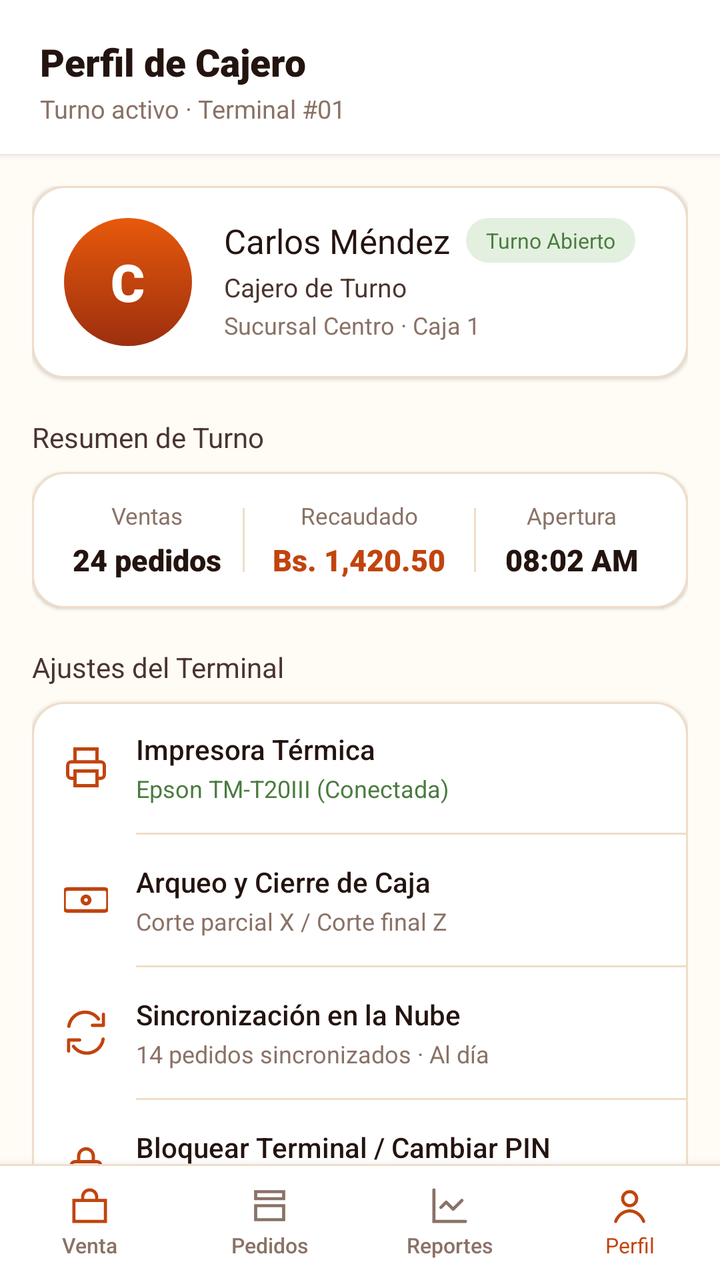
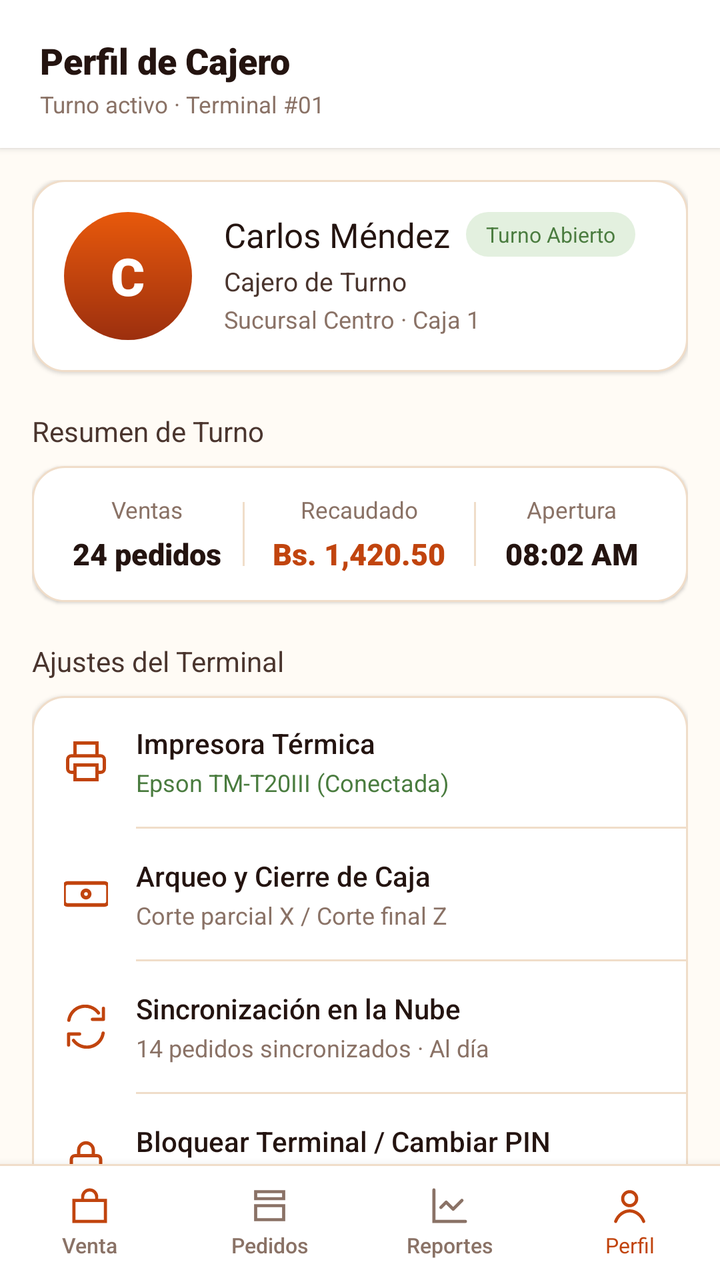

The first picture is an Android layout as it rendered before a commit; the second is the same layout after the commit. The layout source and the unified diff follow.
<!-- AndroidManifest.xml: application theme Theme.Pollogithub -->
<!-- res/layout/activity_perfil.xml -->
<?xml version="1.0" encoding="utf-8"?>
<androidx.constraintlayout.widget.ConstraintLayout xmlns:android="http://schemas.android.com/apk/res/android"
    xmlns:app="http://schemas.android.com/apk/res-auto"
    xmlns:tools="http://schemas.android.com/tools"
    android:id="@+id/mainPerfil"
    android:layout_width="match_parent"
    android:layout_height="match_parent"
    android:background="@color/paper_50"
    tools:context=".PerfilActivity">

    
    <LinearLayout
        android:id="@+id/headerPerfil"
        android:layout_width="match_parent"
        android:layout_height="wrap_content"
        android:background="@color/white"
        android:elevation="2dp"
        android:orientation="vertical"
        android:paddingHorizontal="20dp"
        android:paddingTop="18dp"
        android:paddingBottom="14dp"
        app:layout_constraintEnd_toEndOf="parent"
        app:layout_constraintStart_toStartOf="parent"
        app:layout_constraintTop_toTopOf="parent">

        <TextView
            android:layout_width="wrap_content"
            android:layout_height="wrap_content"
            android:fontFamily="sans-serif-black"
            android:text="@string/title_profile"
            android:textColor="@color/char_900"
            android:textSize="19sp" />

        <TextView
            android:layout_width="wrap_content"
            android:layout_height="wrap_content"
            android:layout_marginTop="2dp"
            android:fontFamily="sans-serif"
            android:text="@string/subtitle_profile"
            android:textColor="@color/char_400"
            android:textSize="12.5sp" />
    </LinearLayout>

    
    <androidx.core.widget.NestedScrollView
        android:layout_width="match_parent"
        android:layout_height="0dp"
        android:clipToPadding="false"
        android:paddingBottom="24dp"
        app:layout_constraintBottom_toTopOf="@id/bottomNav"
        app:layout_constraintTop_toBottomOf="@id/headerPerfil">

        <LinearLayout
            android:layout_width="match_parent"
            android:layout_height="wrap_content"
            android:orientation="vertical"
            android:paddingHorizontal="16dp"
            android:paddingTop="16dp">

            
            <LinearLayout
                android:layout_width="match_parent"
                android:layout_height="wrap_content"
                android:background="@drawable/bg_profile_card"
                android:elevation="1dp"
                android:orientation="horizontal"
                android:padding="16dp">

                
                <FrameLayout
                    android:layout_width="64dp"
                    android:layout_height="64dp"
                    android:background="@drawable/bg_avatar_circle">

                    <TextView
                        android:id="@+id/tvProfileAvatarInitial"
                        android:layout_width="wrap_content"
                        android:layout_height="wrap_content"
                        android:layout_gravity="center"
                        android:fontFamily="sans-serif-black"
                        android:text="C"
                        android:textColor="@color/white"
                        android:textSize="26sp" />
                </FrameLayout>

                <LinearLayout
                    android:layout_width="0dp"
                    android:layout_height="wrap_content"
                    android:layout_marginStart="16dp"
                    android:layout_weight="1"
                    android:orientation="vertical">

                    <LinearLayout
                        android:layout_width="wrap_content"
                        android:layout_height="wrap_content"
                        android:gravity="center_vertical"
                        android:orientation="horizontal">

                        <TextView
                            android:id="@+id/tvProfileName"
                            android:layout_width="wrap_content"
                            android:layout_height="wrap_content"
                            android:fontFamily="sans-serif-bold"
                            android:text="Carlos Méndez"
                            android:textColor="@color/char_900"
                            android:textSize="17sp" />

                        <TextView
                            android:layout_width="wrap_content"
                            android:layout_height="wrap_content"
                            android:layout_marginStart="8dp"
                            android:background="@drawable/bg_badge_active_shift"
                            android:fontFamily="sans-serif-bold"
                            android:text="@string/status_shift_active"
                            android:textColor="@color/ok_600"
                            android:textSize="10.5sp" />
                    </LinearLayout>

                    <TextView
                        android:id="@+id/tvProfileRole"
                        android:layout_width="wrap_content"
                        android:layout_height="wrap_content"
                        android:layout_marginTop="3dp"
                        android:fontFamily="sans-serif"
                        android:text="@string/profile_role_default"
                        android:textColor="@color/char_700"
                        android:textSize="13sp" />

                    <TextView
                        android:id="@+id/tvProfileBranch"
                        android:layout_width="wrap_content"
                        android:layout_height="wrap_content"
                        android:layout_marginTop="2dp"
                        android:fontFamily="sans-serif"
                        android:text="@string/profile_branch_default"
                        android:textColor="@color/char_400"
                        android:textSize="12sp" />
                </LinearLayout>
            </LinearLayout>

            
            <TextView
                android:layout_width="wrap_content"
                android:layout_height="wrap_content"
                android:layout_marginTop="20dp"
                android:layout_marginBottom="8dp"
                android:fontFamily="sans-serif-bold"
                android:text="@string/section_shift_stats"
                android:textColor="@color/char_700"
                android:textSize="14sp" />

            <LinearLayout
                android:layout_width="match_parent"
                android:layout_height="wrap_content"
                android:background="@drawable/bg_profile_card"
                android:elevation="1dp"
                android:orientation="horizontal"
                android:paddingVertical="14dp"
                android:paddingHorizontal="10dp">

                
                <LinearLayout
                    android:layout_width="0dp"
                    android:layout_height="wrap_content"
                    android:layout_weight="1"
                    android:gravity="center"
                    android:orientation="vertical">

                    <TextView
                        android:layout_width="wrap_content"
                        android:layout_height="wrap_content"
                        android:fontFamily="sans-serif"
                        android:text="@string/label_stat_sales"
                        android:textColor="@color/char_400"
                        android:textSize="11.5sp" />

                    <TextView
                        android:layout_width="wrap_content"
                        android:layout_height="wrap_content"
                        android:layout_marginTop="4dp"
                        android:fontFamily="sans-serif-black"
                        android:text="@string/value_stat_sales"
                        android:textColor="@color/char_900"
                        android:textSize="15sp" />
                </LinearLayout>

                <View
                    android:layout_width="1dp"
                    android:layout_height="32dp"
                    android:layout_gravity="center_vertical"
                    android:background="@color/line_color" />

                
                <LinearLayout
                    android:layout_width="0dp"
                    android:layout_height="wrap_content"
                    android:layout_weight="1.2"
                    android:gravity="center"
                    android:orientation="vertical">

                    <TextView
                        android:layout_width="wrap_content"
                        android:layout_height="wrap_content"
                        android:fontFamily="sans-serif"
                        android:text="@string/label_stat_total"
                        android:textColor="@color/char_400"
                        android:textSize="11.5sp" />

                    <TextView
                        android:layout_width="wrap_content"
                        android:layout_height="wrap_content"
                        android:layout_marginTop="4dp"
                        android:fontFamily="sans-serif-black"
                        android:text="@string/value_stat_total"
                        android:textColor="@color/ember_600"
                        android:textSize="15sp" />
                </LinearLayout>

                <View
                    android:layout_width="1dp"
                    android:layout_height="32dp"
                    android:layout_gravity="center_vertical"
                    android:background="@color/line_color" />

                
                <LinearLayout
                    android:layout_width="0dp"
                    android:layout_height="wrap_content"
                    android:layout_weight="1"
                    android:gravity="center"
                    android:orientation="vertical">

                    <TextView
                        android:layout_width="wrap_content"
                        android:layout_height="wrap_content"
                        android:fontFamily="sans-serif"
                        android:text="@string/label_stat_start"
                        android:textColor="@color/char_400"
                        android:textSize="11.5sp" />

                    <TextView
                        android:layout_width="wrap_content"
                        android:layout_height="wrap_content"
                        android:layout_marginTop="4dp"
                        android:fontFamily="sans-serif-black"
                        android:text="@string/value_stat_start"
                        android:textColor="@color/char_900"
                        android:textSize="15sp" />
                </LinearLayout>
            </LinearLayout>

            
            <TextView
                android:layout_width="wrap_content"
                android:layout_height="wrap_content"
                android:layout_marginTop="20dp"
                android:layout_marginBottom="8dp"
                android:fontFamily="sans-serif-bold"
                android:text="@string/section_terminal_settings"
                android:textColor="@color/char_700"
                android:textSize="14sp" />

            <LinearLayout
                android:layout_width="match_parent"
                android:layout_height="wrap_content"
                android:background="@drawable/bg_profile_card"
                android:elevation="1dp"
                android:orientation="vertical">

                
                <LinearLayout
                    android:id="@+id/btnSettingPrinter"
                    android:layout_width="match_parent"
                    android:layout_height="wrap_content"
                    android:background="?android:attr/selectableItemBackground"
                    android:clickable="true"
                    android:focusable="true"
                    android:gravity="center_vertical"
                    android:orientation="horizontal"
                    android:paddingHorizontal="16dp"
                    android:paddingVertical="14dp">

                    <ImageView
                        android:layout_width="22dp"
                        android:layout_height="22dp"
                        android:contentDescription="@string/item_printer_title"
                        android:src="@drawable/ic_printer"
                        app:tint="@color/ember_600" />

                    <LinearLayout
                        android:layout_width="0dp"
                        android:layout_height="wrap_content"
                        android:layout_marginStart="14dp"
                        android:layout_weight="1"
                        android:orientation="vertical">

                        <TextView
                            android:layout_width="wrap_content"
                            android:layout_height="wrap_content"
                            android:fontFamily="sans-serif-medium"
                            android:text="@string/item_printer_title"
                            android:textColor="@color/char_900"
                            android:textSize="14sp" />

                        <TextView
                            android:layout_width="wrap_content"
                            android:layout_height="wrap_content"
                            android:layout_marginTop="2dp"
                            android:fontFamily="sans-serif"
                            android:text="@string/item_printer_subtitle"
                            android:textColor="@color/ok_600"
                            android:textSize="12sp" />
                    </LinearLayout>

                    <ImageView
                        android:layout_width="16dp"
                        android:layout_height="16dp"
                        android:contentDescription="@null"
                        android:src="@drawable/ic_chevron_right" />
                </LinearLayout>

                <View
                    android:layout_width="match_parent"
                    android:layout_height="1dp"
                    android:layout_marginStart="52dp"
                    android:background="@color/line_color" />

                
                <LinearLayout
                    android:id="@+id/btnSettingCashCut"
                    android:layout_width="match_parent"
                    android:layout_height="wrap_content"
                    android:background="?android:attr/selectableItemBackground"
                    android:clickable="true"
                    android:focusable="true"
                    android:gravity="center_vertical"
                    android:orientation="horizontal"
                    android:paddingHorizontal="16dp"
                    android:paddingVertical="14dp">

                    <ImageView
                        android:layout_width="22dp"
                        android:layout_height="22dp"
                        android:contentDescription="@string/item_cash_cut_title"
                        android:src="@drawable/ic_cash_register"
                        app:tint="@color/ember_600" />

                    <LinearLayout
                        android:layout_width="0dp"
                        android:layout_height="wrap_content"
                        android:layout_marginStart="14dp"
                        android:layout_weight="1"
                        android:orientation="vertical">

                        <TextView
                            android:layout_width="wrap_content"
                            android:layout_height="wrap_content"
                            android:fontFamily="sans-serif-medium"
                            android:text="@string/item_cash_cut_title"
                            android:textColor="@color/char_900"
                            android:textSize="14sp" />

                        <TextView
                            android:layout_width="wrap_content"
                            android:layout_height="wrap_content"
                            android:layout_marginTop="2dp"
                            android:fontFamily="sans-serif"
                            android:text="@string/item_cash_cut_subtitle"
                            android:textColor="@color/char_400"
                            android:textSize="12sp" />
                    </LinearLayout>

                    <ImageView
                        android:layout_width="16dp"
                        android:layout_height="16dp"
                        android:contentDescription="@null"
                        android:src="@drawable/ic_chevron_right" />
                </LinearLayout>

                <View
                    android:layout_width="match_parent"
                    android:layout_height="1dp"
                    android:layout_marginStart="52dp"
                    android:background="@color/line_color" />

                
                <LinearLayout
                    android:id="@+id/btnSettingSync"
                    android:layout_width="match_parent"
                    android:layout_height="wrap_content"
                    android:background="?android:attr/selectableItemBackground"
                    android:clickable="true"
                    android:focusable="true"
                    android:gravity="center_vertical"
                    android:orientation="horizontal"
                    android:paddingHorizontal="16dp"
                    android:paddingVertical="14dp">

                    <ImageView
                        android:layout_width="22dp"
                        android:layout_height="22dp"
                        android:contentDescription="@string/item_sync_title"
                        android:src="@drawable/ic_sync"
                        app:tint="@color/ember_600" />

                    <LinearLayout
                        android:layout_width="0dp"
                        android:layout_height="wrap_content"
                        android:layout_marginStart="14dp"
                        android:layout_weight="1"
                        android:orientation="vertical">

                        <TextView
                            android:layout_width="wrap_content"
                            android:layout_height="wrap_content"
                            android:fontFamily="sans-serif-medium"
                            android:text="@string/item_sync_title"
                            android:textColor="@color/char_900"
                            android:textSize="14sp" />

                        <TextView
                            android:layout_width="wrap_content"
                            android:layout_height="wrap_content"
                            android:layout_marginTop="2dp"
                            android:fontFamily="sans-serif"
                            android:text="@string/item_sync_subtitle"
                            android:textColor="@color/char_400"
                            android:textSize="12sp" />
                    </LinearLayout>

                    <ImageView
                        android:layout_width="16dp"
                        android:layout_height="16dp"
                        android:contentDescription="@null"
                        android:src="@drawable/ic_chevron_right" />
                </LinearLayout>

                <View
                    android:layout_width="match_parent"
                    android:layout_height="1dp"
                    android:layout_marginStart="52dp"
                    android:background="@color/line_color" />

                
                <LinearLayout
                    android:id="@+id/btnSettingLock"
                    android:layout_width="match_parent"
                    android:layout_height="wrap_content"
                    android:background="?android:attr/selectableItemBackground"
                    android:clickable="true"
                    android:focusable="true"
                    android:gravity="center_vertical"
                    android:orientation="horizontal"
                    android:paddingHorizontal="16dp"
                    android:paddingVertical="14dp">

                    <ImageView
                        android:layout_width="22dp"
                        android:layout_height="22dp"
                        android:contentDescription="@string/item_lock_title"
                        android:src="@drawable/ic_lock"
                        app:tint="@color/ember_600" />

                    <LinearLayout
                        android:layout_width="0dp"
                        android:layout_height="wrap_content"
                        android:layout_marginStart="14dp"
                        android:layout_weight="1"
                        android:orientation="vertical">

                        <TextView
                            android:layout_width="wrap_content"
                            android:layout_height="wrap_content"
                            android:fontFamily="sans-serif-medium"
                            android:text="@string/item_lock_title"
                            android:textColor="@color/char_900"
                            android:textSize="14sp" />

                        <TextView
                            android:layout_width="wrap_content"
                            android:layout_height="wrap_content"
                            android:layout_marginTop="2dp"
                            android:fontFamily="sans-serif"
                            android:text="@string/item_lock_subtitle"
                            android:textColor="@color/char_400"
                            android:textSize="12sp" />
                    </LinearLayout>

                    <ImageView
                        android:layout_width="16dp"
                        android:layout_height="16dp"
                        android:contentDescription="@null"
                        android:src="@drawable/ic_chevron_right" />
                </LinearLayout>
            </LinearLayout>

            
            <androidx.appcompat.widget.AppCompatButton
                android:id="@+id/btnEndShift"
                android:layout_width="match_parent"
                android:layout_height="50dp"
                android:layout_marginTop="24dp"
                android:layout_marginBottom="12dp"
                android:background="@drawable/bg_btn_outline"
                android:fontFamily="sans-serif-bold"
                android:stateListAnimator="@null"
                android:text="@string/btn_end_shift"
                android:textColor="@color/ember_600"
                android:textSize="14.5sp" />

        </LinearLayout>
    </androidx.core.widget.NestedScrollView>

    
    <LinearLayout
        android:id="@+id/bottomNav"
        android:layout_width="match_parent"
        android:layout_height="58dp"
        android:background="@drawable/bg_bottom_nav"
        android:elevation="8dp"
        android:orientation="horizontal"
        app:layout_constraintBottom_toBottomOf="parent">

        
        <LinearLayout
            android:id="@+id/navItemVenta"
            android:layout_width="0dp"
            android:layout_height="match_parent"
            android:layout_weight="1"
            android:clickable="true"
            android:focusable="true"
            android:gravity="center"
            android:orientation="vertical">

            <ImageView
                android:layout_width="21dp"
                android:layout_height="21dp"
                android:contentDescription="@string/nav_sale"
                android:src="@drawable/ic_nav_sale" />

            <TextView
                android:layout_width="wrap_content"
                android:layout_height="wrap_content"
                android:layout_marginTop="2dp"
                android:fontFamily="sans-serif-medium"
                android:text="@string/nav_sale"
                android:textColor="@color/char_400"
                android:textSize="10.5sp" />
        </LinearLayout>

        
        <LinearLayout
            android:id="@+id/navItemPedidos"
            android:layout_width="0dp"
            android:layout_height="match_parent"
            android:layout_weight="1"
            android:clickable="true"
            android:focusable="true"
            android:gravity="center"
            android:orientation="vertical">

            <ImageView
                android:layout_width="21dp"
                android:layout_height="21dp"
                android:contentDescription="@string/nav_orders"
                android:src="@drawable/ic_nav_orders" />

            <TextView
                android:layout_width="wrap_content"
                android:layout_height="wrap_content"
                android:layout_marginTop="2dp"
                android:fontFamily="sans-serif-medium"
                android:text="@string/nav_orders"
                android:textColor="@color/char_400"
                android:textSize="10.5sp" />
        </LinearLayout>

        
        <LinearLayout
            android:id="@+id/navItemReportes"
            android:layout_width="0dp"
            android:layout_height="match_parent"
            android:layout_weight="1"
            android:clickable="true"
            android:focusable="true"
            android:gravity="center"
            android:orientation="vertical">

            <ImageView
                android:layout_width="21dp"
                android:layout_height="21dp"
                android:contentDescription="@string/nav_reports"
                android:src="@drawable/ic_nav_reports" />

            <TextView
                android:layout_width="wrap_content"
                android:layout_height="wrap_content"
                android:layout_marginTop="2dp"
                android:fontFamily="sans-serif-medium"
                android:text="@string/nav_reports"
                android:textColor="@color/char_400"
                android:textSize="10.5sp" />
        </LinearLayout>

        
        <LinearLayout
            android:id="@+id/navItemPerfil"
            android:layout_width="0dp"
            android:layout_height="match_parent"
            android:layout_weight="1"
            android:clickable="true"
            android:focusable="true"
            android:gravity="center"
            android:orientation="vertical">

            <ImageView
                android:layout_width="21dp"
                android:layout_height="21dp"
                android:contentDescription="@string/nav_profile"
                android:src="@drawable/ic_nav_profile"
                app:tint="@color/ember_600" />

            <TextView
                android:layout_width="wrap_content"
                android:layout_height="wrap_content"
                android:layout_marginTop="2dp"
                android:fontFamily="sans-serif-bold"
                android:text="@string/nav_profile"
                android:textColor="@color/ember_600"
                android:textSize="10.5sp" />
        </LinearLayout>
    </LinearLayout>

</androidx.constraintlayout.widget.ConstraintLayout>
<!-- resources referenced by this layout -->
<resources>
  <color name="char_400">#8A7266</color>
  <color name="char_700">#4A352E</color>
  <color name="char_900">#241410</color>
  <color name="ember_600">#C1440E</color>
  <color name="line_color">#F0DDC9</color>
  <color name="ok_600">#4A7C3F</color>
  <color name="paper_50">#FFFBF5</color>
  <color name="white">#FFFFFFFF</color>
  <string name="btn_end_shift">Cerrar Turno / Salir</string>
  <string name="item_cash_cut_subtitle">Corte parcial X / Corte final Z</string>
  <string name="item_cash_cut_title">Arqueo y Cierre de Caja</string>
  <string name="item_lock_subtitle">Protege el punto de venta</string>
  <string name="item_lock_title">Bloquear Terminal / Cambiar PIN</string>
  <string name="item_printer_subtitle">Epson TM-T20III (Conectada)</string>
  <string name="item_printer_title">Impresora Térmica</string>
  <string name="item_sync_subtitle">14 pedidos sincronizados · Al día</string>
  <string name="item_sync_title">Sincronización en la Nube</string>
  <string name="label_stat_sales">Ventas</string>
  <string name="label_stat_start">Apertura</string>
  <string name="label_stat_total">Recaudado</string>
  <string name="nav_orders">Pedidos</string>
  <string name="nav_profile">Perfil</string>
  <string name="nav_reports">Reportes</string>
  <string name="nav_sale">Venta</string>
  <string name="profile_branch_default">Sucursal Centro · Caja 1</string>
  <string name="profile_role_default">Cajero de Turno</string>
  <string name="section_shift_stats">Resumen de Turno</string>
  <string name="section_terminal_settings">Ajustes del Terminal</string>
  <string name="status_shift_active">Turno Abierto</string>
  <string name="subtitle_profile">Turno activo · Terminal #01</string>
  <string name="title_profile">Perfil de Cajero</string>
  <string name="value_stat_sales">24 pedidos</string>
  <string name="value_stat_start">08:02 AM</string>
  <string name="value_stat_total">Bs. 1,420.50</string>
  <style name="Theme.Pollogithub" parent="Base.Theme.Pollogithub" />
  <color name="ember_500">#E8590C</color>
  <color name="ember_700">#9C2F0E</color>
  <color name="ok_100">#E3F0DF</color>
  <color name="ember_100">#FFE4D1</color>
  <!-- unchanged entries left out for length: 15 -->
</resources>

<!-- the commit's change to res/layout/activity_perfil.xml (unified diff, before → after) -->
@@ -11,34 +11,23 @@
     
     <LinearLayout
         android:id="@+id/headerPerfil"
-        android:layout_width="match_parent"
-        android:layout_height="wrap_content"
-        android:background="@color/white"
-        android:elevation="2dp"
-        android:orientation="vertical"
-        android:paddingHorizontal="20dp"
-        android:paddingTop="18dp"
-        android:paddingBottom="14dp"
+        style="@style/Widget.Pollo.Header.Vertical"
         app:layout_constraintEnd_toEndOf="parent"
         app:layout_constraintStart_toStartOf="parent"
         app:layout_constraintTop_toTopOf="parent">
 
         <TextView
+            android:textAppearance="@style/TextAppearance.Pollo.Title.Medium"
             android:layout_width="wrap_content"
             android:layout_height="wrap_content"
-            android:fontFamily="sans-serif-black"
-            android:text="@string/title_profile"
-            android:textColor="@color/char_900"
-            android:textSize="19sp" />
+            android:text="@string/title_profile" />
 
         <TextView
+            android:textAppearance="@style/TextAppearance.Pollo.Subtitle"
             android:layout_width="wrap_content"
             android:layout_height="wrap_content"
-            android:layout_marginTop="2dp"
-            android:fontFamily="sans-serif"
-            android:text="@string/subtitle_profile"
-            android:textColor="@color/char_400"
-            android:textSize="12.5sp" />
+            android:layout_marginTop="@dimen/spacing_2xs"
+            android:text="@string/subtitle_profile" />
     </LinearLayout>
 
     
<!-- resource entries referenced after the edit -->
@@ -8,6 +8,7 @@
   <color name="ok_600">#4A7C3F</color>
   <color name="paper_50">#FFFBF5</color>
   <color name="white">#FFFFFFFF</color>
+  <dimen name="spacing_2xs">2dp</dimen>
   <string name="btn_end_shift">Cerrar Turno / Salir</string>
   <string name="item_cash_cut_subtitle">Corte parcial X / Corte final Z</string>
   <string name="item_cash_cut_title">Arqueo y Cierre de Caja</string>
@@ -34,10 +35,38 @@
   <string name="value_stat_sales">24 pedidos</string>
   <string name="value_stat_start">08:02 AM</string>
   <string name="value_stat_total">Bs. 1,420.50</string>
+  <style name="TextAppearance.Pollo.Subtitle" parent="TextAppearance.Pollo">
+          <item name="android:fontFamily">sans-serif</item>
+          <item name="android:textColor">@color/char_400</item>
+          <item name="android:textSize">@dimen/text_size_caption</item>
+      </style>
+  <style name="TextAppearance.Pollo.Title.Medium" parent="TextAppearance.Pollo.Title">
+          <item name="android:fontFamily">sans-serif-black</item>
+          <item name="android:textColor">@color/char_900</item>
+          <item name="android:textSize">@dimen/text_size_title_medium</item>
+      </style>
+  <style name="Widget.Pollo.Header.Vertical" parent="Widget.Pollo">
+          <item name="android:layout_width">match_parent</item>
+          <item name="android:layout_height">wrap_content</item>
+          <item name="android:background">@color/white</item>
+          <item name="android:elevation">@dimen/elevation_low</item>
+          <item name="android:orientation">vertical</item>
+          <item name="android:paddingHorizontal">@dimen/header_padding_horizontal</item>
+          <item name="android:paddingTop">18dp</item>
+          <item name="android:paddingBottom">@dimen/header_padding_bottom</item>
+      </style>
   <style name="Theme.Pollogithub" parent="Base.Theme.Pollogithub" />
   <color name="ember_500">#E8590C</color>
   <color name="ember_700">#9C2F0E</color>
   <color name="ok_100">#E3F0DF</color>
+  <style name="TextAppearance.Pollo" parent="android:TextAppearance" />
+  <dimen name="text_size_caption">11.5sp</dimen>
+  <style name="TextAppearance.Pollo.Title" parent="TextAppearance.Pollo" />
+  <dimen name="text_size_title_medium">18sp</dimen>
+  <style name="Widget.Pollo" parent="" />
+  <dimen name="elevation_low">2dp</dimen>
+  <dimen name="header_padding_horizontal">20dp</dimen>
+  <dimen name="header_padding_bottom">14dp</dimen>
   <color name="ember_100">#FFE4D1</color>
   <!-- unchanged entries left out for length: 15 -->
 </resources>
